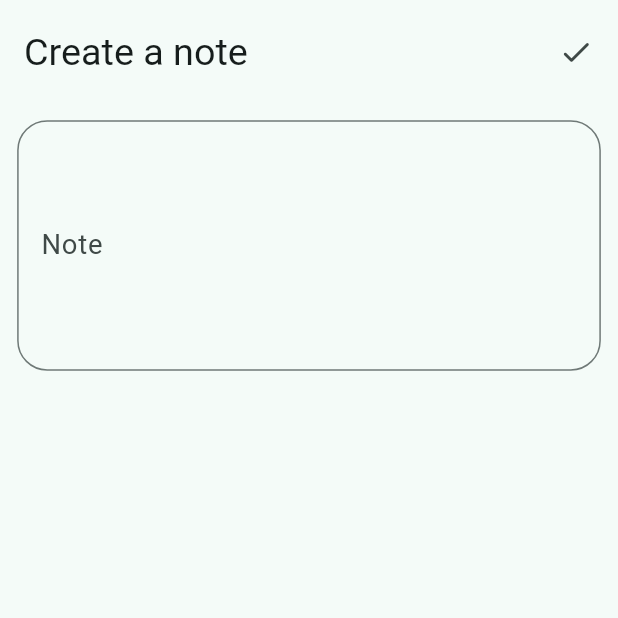
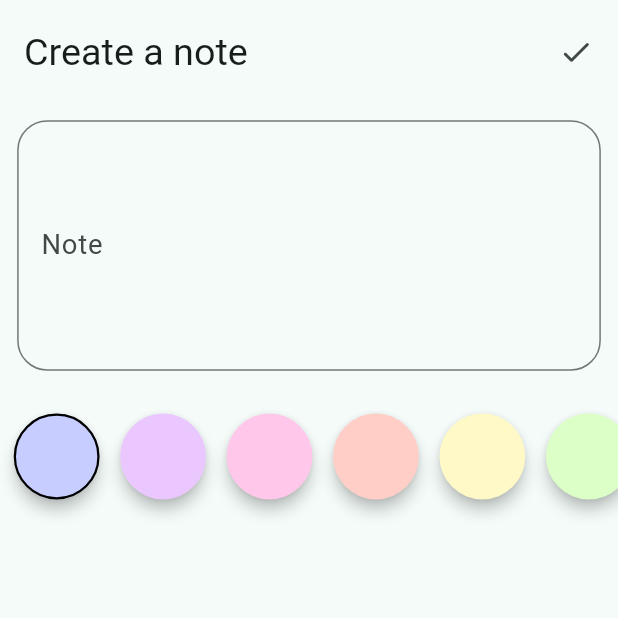
Before and after one commit to littlelarge/notes, a Flutter app: the NoteFormPage screen opened by its route, on a phone screen of 412 x 824 dp, the top half of it. Run offline on Flutter 3.47's test engine with Material 3 defaults, Android fonts, the phone set to English and light mode, and no system bars; our stand-ins replace another_flushbar, bloc, cloud_firestore, dartz, equatable, firebase_auth and 13 more; accounts and stored records are empty.

Commit message:
color field

```diff
--- /dev/null
+++ b/devtools_options.yaml
@@ -0,0 +1 @@
+extensions:
--- a/lib/domain/notes/value_objects.dart
+++ b/lib/domain/notes/value_objects.dart
@@ -42,13 +42,15 @@ class NoteColor extends ValueObject<Color> {
   const NoteColor._(super.value);
 
   static const List<Color> predefinedColors = [
-    Color(0xfffafafa), // canvas
-    Color(0xfffa8072), // salmon
-    Color(0xfffedc56), // mustard
-    Color(0xffd0f0c0), // tea
-    Color(0xfffca3b7), // flamingo
-    Color(0xff997950), // tortilla
-    Color(0xfffffdd0), // cream
+    // #c7f8ff #c7ceff #eac7ff #ffc7ea #ffcec7 #fff8c7 #dcffc7 #c7ffdc
+    Color(0xffc7ceff),
+    Color(0xffeac7ff),
+    Color(0xffffc7ea),
+    Color(0xffffcec7),
+    Color(0xfffff8c7),
+    Color(0xffdcffc7),
+    Color(0xffc7ffdc),
+    Color(0xffc9f9ff),
   ];
 }
 
--- a/lib/presentation/notes/note_form/note_form_page.dart
+++ b/lib/presentation/notes/note_form/note_form_page.dart
@@ -8,6 +8,7 @@ import 'package:notes/application/notes/note_form/note_form_bloc.dart';
 import 'package:notes/domain/notes/note.dart';
 import 'package:notes/injection.dart';
 import 'package:notes/presentation/notes/note_form/widgets/body_field_widget.dart';
+import 'package:notes/presentation/notes/note_form/widgets/color_field_widget.dart';
 
 class NoteFormPage extends StatelessWidget {
   const NoteFormPage({required this.editedNote, super.key});
@@ -130,10 +131,13 @@ class NoteFormPageScaffold extends StatelessWidget {
               child: Column(
                 children: [
                   BodyField(),
+                  ColorField(),
                 ],
               ),
-                ));
+            ),
+          );
         },
-        ));
+      ),
+    );
   }
 }
--- /dev/null
+++ b/lib/presentation/notes/note_form/widgets/color_field_widget.dart
@@ -0,0 +1,53 @@
+import 'package:flutter/material.dart';
+import 'package:flutter_bloc/flutter_bloc.dart';
+import 'package:flutter_screenutil/flutter_screenutil.dart';
+import 'package:notes/application/notes/note_form/note_form_bloc.dart';
+import 'package:notes/domain/notes/value_objects.dart';
+
+class ColorField extends StatelessWidget {
+  const ColorField({super.key});
+
+  @override
+  Widget build(BuildContext context) {
+    return BlocBuilder<NoteFormBloc, NoteFormState>(
+      buildWhen: (previous, current) =>
+          previous.note.color != current.note.color,
+      builder: (context, state) {
+        return SizedBox(
+          height: 80.r,
+          child: ListView.separated(
+            padding: EdgeInsets.symmetric(horizontal: 8.r),
+            physics: const BouncingScrollPhysics(),
+            scrollDirection: Axis.horizontal,
+            itemCount: NoteColor.predefinedColors.length,
+            itemBuilder: (context, index) {
+              final itemColor = NoteColor.predefinedColors[index];
+
+              return GestureDetector(
+                onTap: () {
+                  context
+                      .read<NoteFormBloc>()
+                      .add(NoteFormEvent.colorChanged(itemColor));
+                },
+                child: Material(
+                  color: itemColor,
+                  elevation: 4,
+                  shape: CircleBorder(
+                    side: state.note.color.value.fold(
+                      (_) => BorderSide.none,
+                      (color) => color == itemColor
+                          ? const BorderSide(width: 1.5)
+                          : BorderSide.none,
+                    ),
+                  ),
+                  child: SizedBox(width: 50.r, height: 50.r),
+                ),
+              );
+            },
+            separatorBuilder: (context, index) => SizedBox(width: 12.r),
+          ),
+        );
+      },
+    );
+  }
+}
```
Lines whose indentation alone changed are shown as unchanged.
